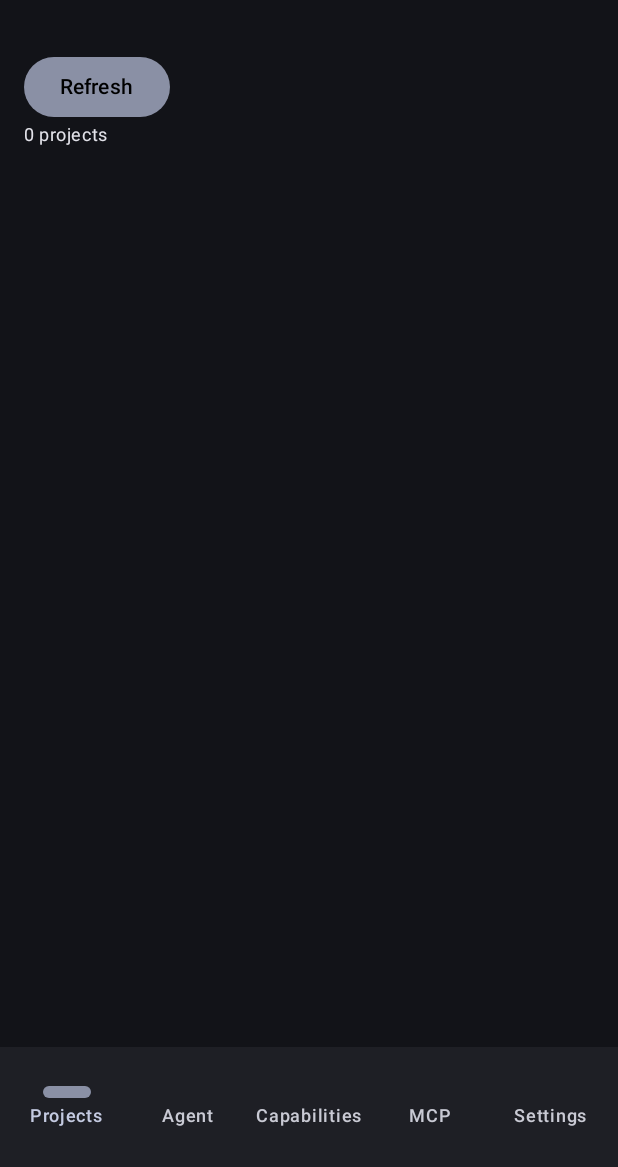
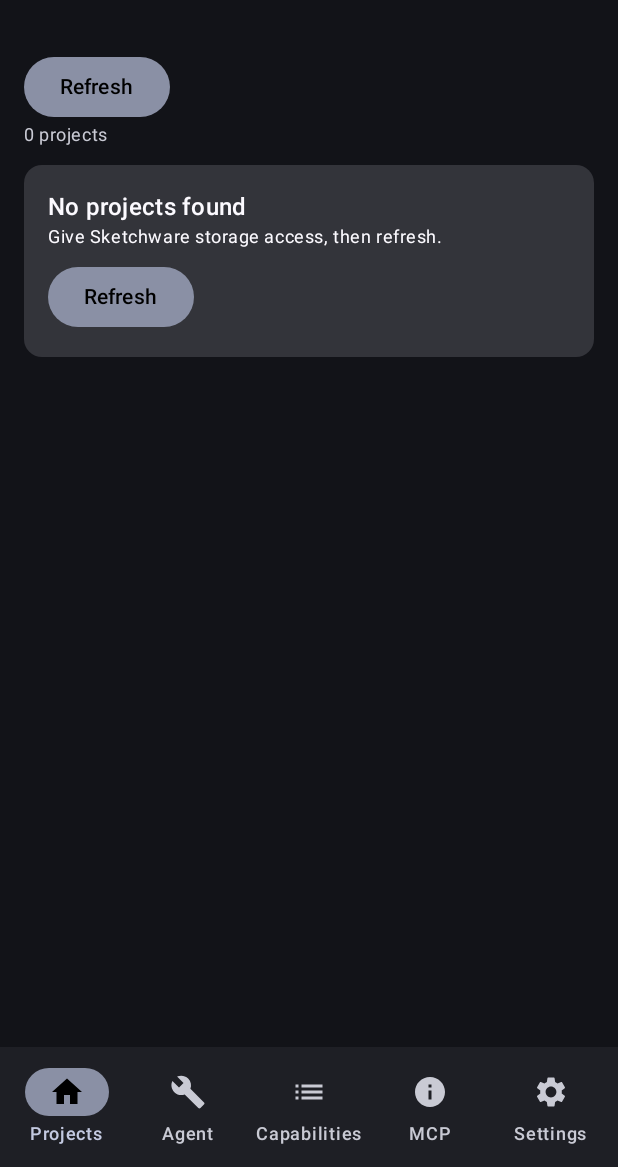
Before and after one commit to sketchnoobdeveloper/SketchPilot, an Android app built with Jetpack Compose: the screen it shows after launch (ComposeMainActivity), on a phone screen of 412 x 824 dp, the part 69-1236 px from its top. Run offline under Robolectric (Android 15) with nearby library versions, the phone set to English and light mode, and no system bars.

Commit message:
Apply UI/UX skill: design system, vector nav icons, password field, empty/error states, confirmation

```diff
--- a/app/build.gradle
+++ b/app/build.gradle
@@ -46,6 +46,7 @@ dependencies {
     implementation platform('androidx.compose:compose-bom:2024.12.01')
     implementation 'androidx.activity:activity-compose:1.9.3'
     implementation 'androidx.compose.material3:material3:1.3.1'
+    implementation 'androidx.compose.material:material-icons-core'
     implementation 'androidx.compose.ui:ui'
     implementation 'androidx.compose.ui:ui-tooling-preview'
     implementation 'androidx.lifecycle:lifecycle-runtime-ktx:2.8.7'
--- a/app/src/main/kotlin/snd/sketchpilot/ui/ComposeMainActivity.kt
+++ b/app/src/main/kotlin/snd/sketchpilot/ui/ComposeMainActivity.kt
@@ -9,6 +9,13 @@ import androidx.activity.ComponentActivity
 import androidx.activity.compose.setContent
 import androidx.activity.result.contract.ActivityResultContracts
 import androidx.compose.foundation.layout.Arrangement
+import androidx.compose.material.icons.Icons
+import androidx.compose.material.icons.filled.Build
+import androidx.compose.material.icons.filled.Home
+import androidx.compose.material.icons.filled.Info
+import androidx.compose.material.icons.filled.List
+import androidx.compose.material.icons.filled.Settings
+import androidx.compose.material3.Icon
 import androidx.compose.foundation.layout.Column
 import androidx.compose.foundation.layout.Row
 import androidx.compose.foundation.layout.Spacer
@@ -26,7 +33,9 @@ import androidx.compose.material3.ExperimentalMaterial3Api
 import androidx.compose.material3.FilledTonalButton
 import androidx.compose.material3.MaterialTheme
 import androidx.compose.material3.NavigationBarItem
+import androidx.compose.material3.AlertDialog
 import androidx.compose.material3.OutlinedTextField
+import androidx.compose.material3.TextButton
 import androidx.compose.material3.Scaffold
 import androidx.compose.material3.Surface
 import androidx.compose.material3.Switch
@@ -44,6 +53,9 @@ import androidx.compose.runtime.setValue
 import androidx.compose.ui.Alignment
 import androidx.compose.ui.Modifier
 import androidx.compose.ui.platform.LocalContext
+import androidx.compose.ui.text.input.KeyboardType
+import androidx.compose.ui.text.input.PasswordVisualTransformation
+import androidx.compose.ui.text.input.VisualTransformation
 import androidx.compose.ui.unit.dp
 import androidx.lifecycle.viewmodel.compose.viewModel
 import androidx.navigation.NavHostController
@@ -112,14 +124,17 @@ private fun SketchPilotApp(vm: MainViewModel = viewModel()) {
         bottomBar = {
             BottomAppBar {
                 val items = listOf(
-                    Routes.PROJECTS to "projects", Routes.AGENT to "agent",
-                    Routes.CAPABILITIES to "caps", Routes.MCP to "mcp", Routes.SETTINGS to "settings"
+                    Triple(Routes.PROJECTS, "projects", Icons.Filled.Home),
+                    Triple(Routes.AGENT, "agent", Icons.Filled.Build),
+                    Triple(Routes.CAPABILITIES, "caps", Icons.Filled.List),
+                    Triple(Routes.MCP, "mcp", Icons.Filled.Info),
+                    Triple(Routes.SETTINGS, "settings", Icons.Filled.Settings)
                 )
-                items.forEach { (route, key) ->
+                items.forEach { (route, key, icon) ->
                     NavigationBarItem(
                         selected = current == route,
                         onClick = { nav.navigate(route) },
-                        icon = {},
+                        icon = { Icon(icon, contentDescription = tr(key)) },
                         label = { Text(tr(key)) }
                     )
                 }
@@ -148,8 +163,20 @@ private fun ProjectsScreen(vm: MainViewModel, tr: (String) -> String) {
     LaunchedEffect(Unit) { vm.refreshProjects() }
     Column(Modifier.fillMaxSize().padding(16.dp)) {
         FilledTonalButton(onClick = { vm.refreshProjects() }) { Text(tr("refresh")) }
-        Text(status, style = MaterialTheme.typography.bodySmall)
+        val isError = status.contains("unavailable", true) || status.contains("failed", true)
+        Text(status, style = MaterialTheme.typography.bodySmall,
+            color = if (isError) MaterialTheme.colorScheme.error else MaterialTheme.colorScheme.onSurfaceVariant)
         Spacer(Modifier.height(12.dp))
+        if (projects.isEmpty() && !isError) {
+            Card(Modifier.fillMaxWidth()) {
+                Column(Modifier.padding(16.dp)) {
+                    Text("No projects found", style = MaterialTheme.typography.titleMedium)
+                    Text("Give Sketchware storage access, then refresh.", style = MaterialTheme.typography.bodySmall)
+                    Spacer(Modifier.height(8.dp))
+                    FilledTonalButton(onClick = { vm.refreshProjects() }) { Text(tr("refresh")) }
+                }
+            }
+        }
         LazyColumn(verticalArrangement = Arrangement.spacedBy(8.dp)) {
             items(projects) { p ->
                 Card(Modifier.fillMaxWidth()) {
@@ -172,15 +199,34 @@ private fun AgentScreen(vm: MainViewModel, tr: (String) -> String) {
     var model by remember { mutableStateOf(vm.model) }
     var key by remember { mutableStateOf(vm.apiKey) }
     var showProvider by remember { mutableStateOf(false) }
+    var showKey by remember { mutableStateOf(false) }
 
     Column(Modifier.fillMaxSize().padding(16.dp)) {
         FilledTonalButton(onClick = { showProvider = !showProvider }) { Text(tr("provider")) }
         if (showProvider) {
             OutlinedTextField(base, { base = it; vm.baseUrl = it }, label = { Text("Base URL") }, modifier = Modifier.fillMaxWidth())
             OutlinedTextField(model, { model = it; vm.model = it }, label = { Text("Model") }, modifier = Modifier.fillMaxWidth())
-            OutlinedTextField(key, { key = it; vm.apiKey = it }, label = { Text("API key") }, modifier = Modifier.fillMaxWidth())
+            OutlinedTextField(
+                key, { key = it; vm.apiKey = it },
+                label = { Text("API key") },
+                modifier = Modifier.fillMaxWidth(),
+                visualTransformation = if (showKey) VisualTransformation.None else PasswordVisualTransformation(),
+                keyboardOptions = androidx.compose.foundation.text.KeyboardOptions(keyboardType = KeyboardType.Password),
+                trailingIcon = {
+                    TextButton(onClick = { showKey = !showKey }) { Text(if (showKey) "Hide" else "Show") }
+                }
+            )
         }
         Spacer(Modifier.height(12.dp))
+        if (messages.isEmpty()) {
+            Card(Modifier.fillMaxWidth()) {
+                Column(Modifier.padding(16.dp)) {
+                    Text("Ask your first question", style = MaterialTheme.typography.titleMedium)
+                    Text("SketchPilot can inspect projects, edit IR and explain logic.",
+                        style = MaterialTheme.typography.bodySmall)
+                }
+            }
+        }
         LazyColumn(Modifier.weight(1f), verticalArrangement = Arrangement.spacedBy(8.dp)) {
             items(messages) { msg ->
                 Card(Modifier.fillMaxWidth()) {
@@ -213,6 +259,21 @@ private fun CapabilitiesScreen(tr: (String) -> String) {
             }
         }.getOrDefault(listOf("Snapshot unreadable"))
     }
+    fun reload() {
+        rows = runCatching {
+            val file = File("/storage/emulated/0/.sketchware/sketchpilot/capabilities.json")
+            if (!file.isFile) listOf("No snapshot yet — open Sketchware Pro with the module enabled.")
+            else {
+                val array = org.json.JSONArray(file.readText())
+                (0 until array.length()).map { i ->
+                    val row = array.getJSONObject(i)
+                    "${row.optString("label")} [${row.optString("mode")}] ${row.optString("detail")}"
+                }
+            }
+        }.getOrDefault(listOf("Snapshot unreadable"))
+    }
+    FilledTonalButton(onClick = { reload() }) { Text(tr("refresh")) }
+    Spacer(Modifier.height(12.dp))
     LazyColumn(Modifier.fillMaxSize().padding(16.dp), verticalArrangement = Arrangement.spacedBy(8.dp)) {
         items(rows) { Card(Modifier.fillMaxWidth()) { Text(it, Modifier.padding(12.dp)) } }
     }
@@ -268,11 +329,22 @@ private fun SettingsScreen(tr: (String) -> String, language: String, onLanguage:
         Spacer(Modifier.height(12.dp))
         Row(verticalAlignment = Alignment.CenterVertically) {
             Text("Module kill switch")
-            Switch(checked = kill, onCheckedChange = {
-                val file = File("/storage/emulated/0/.sketchware/sketchpilot/killswitch")
-                if (it) { file.parentFile?.mkdirs(); file.createNewFile() } else file.delete()
-                kill = it
-            })
+            var confirm by remember { mutableStateOf(false) }
+            Switch(checked = kill, onCheckedChange = { confirm = it })
+            if (confirm) {
+                AlertDialog(
+                    onDismissRequest = { confirm = false },
+                    title = { Text("Disable module?") },
+                    text = { Text("This stops all Sketchware Pro hooks until re-enabled. Reopen Sketchware Pro afterwards.") },
+                    confirmButton = {
+                        TextButton(onClick = {
+                            val file = File("/storage/emulated/0/.sketchware/sketchpilot/killswitch")
+                            file.parentFile?.mkdirs(); file.createNewFile(); kill = true; confirm = false
+                        }) { Text("Disable") }
+                    },
+                    dismissButton = { TextButton(onClick = { confirm = false }) { Text("Cancel") } }
+                )
+            }
         }
     }
 }
```
Also changed, not shown: 1 other file.
